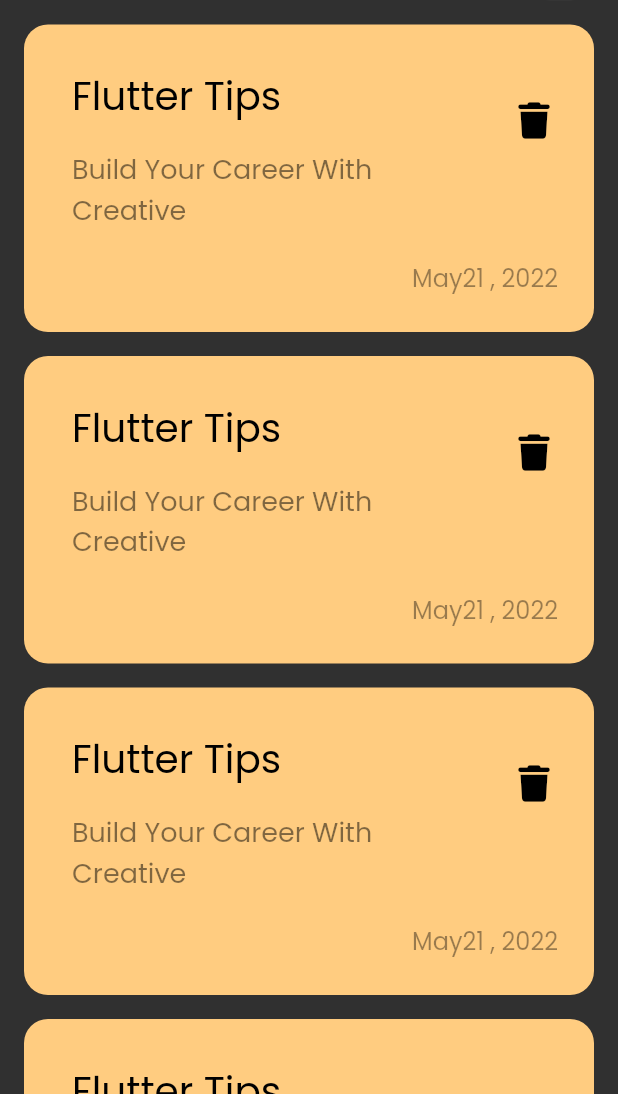
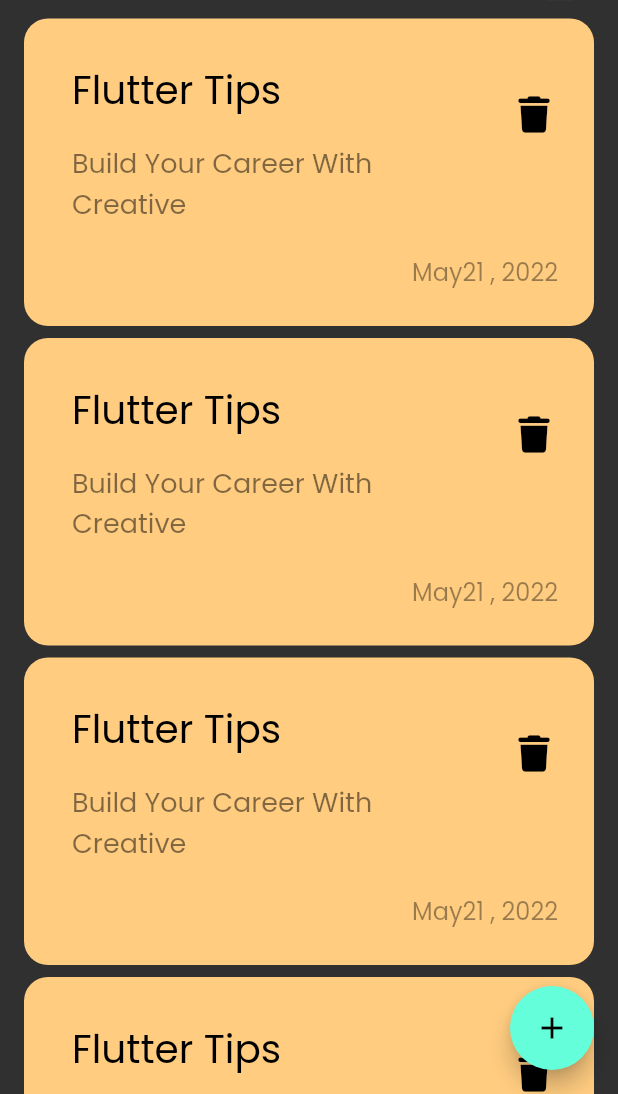
Before and after one commit to AdhamAyad/Notes_App, a Flutter app: the screen it shows after launch, on a phone screen of 412 x 824 dp, the part 142-1236 px from its top. Run offline on Flutter 3.47's test engine with Material 2 defaults, Android fonts, the phone set to English and light mode, and no system bars; our stand-ins replace font_awesome_flutter.

Commit message:
Add Floating action Button

```diff
--- a/lib/views/notes_view.dart
+++ b/lib/views/notes_view.dart
@@ -7,8 +7,9 @@ class NotesView extends StatelessWidget {
 
   @override
   Widget build(BuildContext context) {
-    return const Scaffold(
-      body: NotesViewBody(), //! code will be clean
+    return  Scaffold(
+      floatingActionButton: FloatingActionButton(onPressed: (){}, child:const Icon(Icons.add),),
+      body:const NotesViewBody(), //! code will be clean
     );
   }
 }
--- a/lib/widgets/custom_note_item.dart
+++ b/lib/widgets/custom_note_item.dart
@@ -7,7 +7,7 @@ class NoteItem extends StatelessWidget {
   @override
   Widget build(BuildContext context) {
     return Container(
-      padding: EdgeInsets.only(
+      padding:const EdgeInsets.only(
           top: 24, bottom: 24, left: 16), // padding iside container around child
 
       decoration: BoxDecoration(
@@ -39,7 +39,7 @@ class NoteItem extends StatelessWidget {
 
             trailing: IconButton(//* traling → as row
               onPressed: () {},
-              icon: Icon(
+              icon:const Icon(
                 FontAwesomeIcons.trash,
                 size: 24,
               ),
--- a/lib/widgets/notes_list_view.dart
+++ b/lib/widgets/notes_list_view.dart
@@ -9,8 +9,8 @@ class NotesListView extends StatelessWidget {
   Widget build(BuildContext context) {
     return ListView.builder(itemBuilder: (context , index){
       return const Padding(
-        padding: const EdgeInsets.symmetric(vertical: 8),
-        child: const NoteItem(),
+        padding:  EdgeInsets.symmetric(vertical: 4),
+        child:  NoteItem(),
       );
 
     });
--- a/lib/widgets/notes_view_body.dart
+++ b/lib/widgets/notes_view_body.dart
@@ -10,14 +10,15 @@ class NotesViewBody extends StatelessWidget {
 
   @override
   Widget build(BuildContext context) {
-    return  Padding(
+    return const Padding(
       padding:  EdgeInsets.symmetric(horizontal: 16),// make space from left and right
       child: Column(
-        children: const [
+        children:  [
+
           SizedBox(
             height: 50,
           ),
-          CustomAppBar(),
+          CustomAppBar(), // Custom AppBar
 
           SizedBox(height: 8,), // make space
 
```
